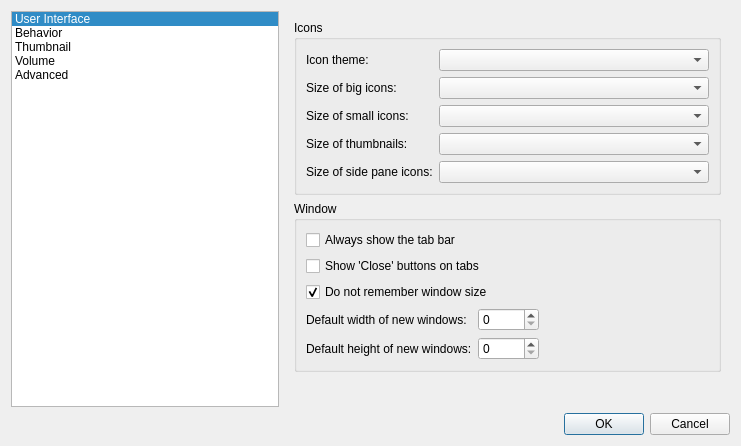
This is pcmanfm/preferences.ui in lxqt/pcmanfm-qt as Qt 5 draws it before an edit. The edited form follows.
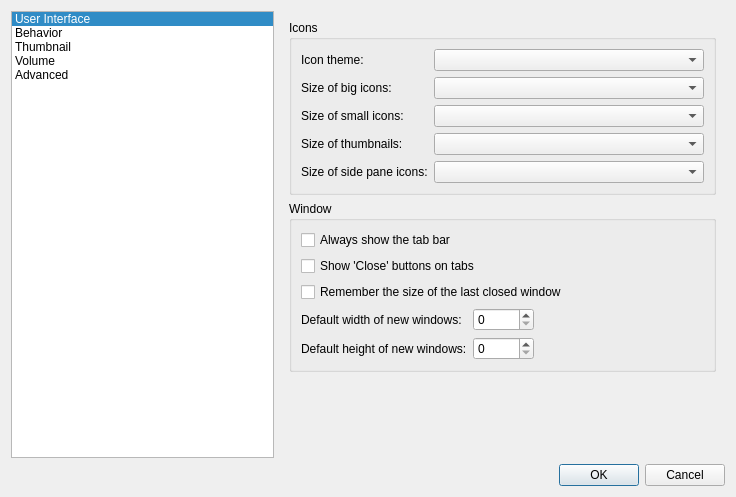
This is the edited form.

Commit message: Slight improvement of the preference dialog for the newly added "remember window size" option.

The edit to the form file:
```diff
--- a/pcmanfm/preferences.ui
+++ b/pcmanfm/preferences.ui
@@ -6,8 +6,8 @@
    <rect>
     <x>0</x>
     <y>0</y>
-    <width>741</width>
-    <height>446</height>
+    <width>736</width>
+    <height>497</height>
    </rect>
   </property>
   <property name="windowTitle">
@@ -168,10 +168,7 @@
             <item row="2" column="0" colspan="2">
              <widget class="QCheckBox" name="dontRememberWindowSize">
               <property name="text">
-               <string>Do not remember window size</string>
-              </property>
-              <property name="checked">
-               <bool>true</bool>
+               <string>Remember the size of the last closed window</string>
               </property>
              </widget>
             </item>
```
Left out of the diff: 80 changed lines with no effect on the pictures. The commit also changes 6 other files.
